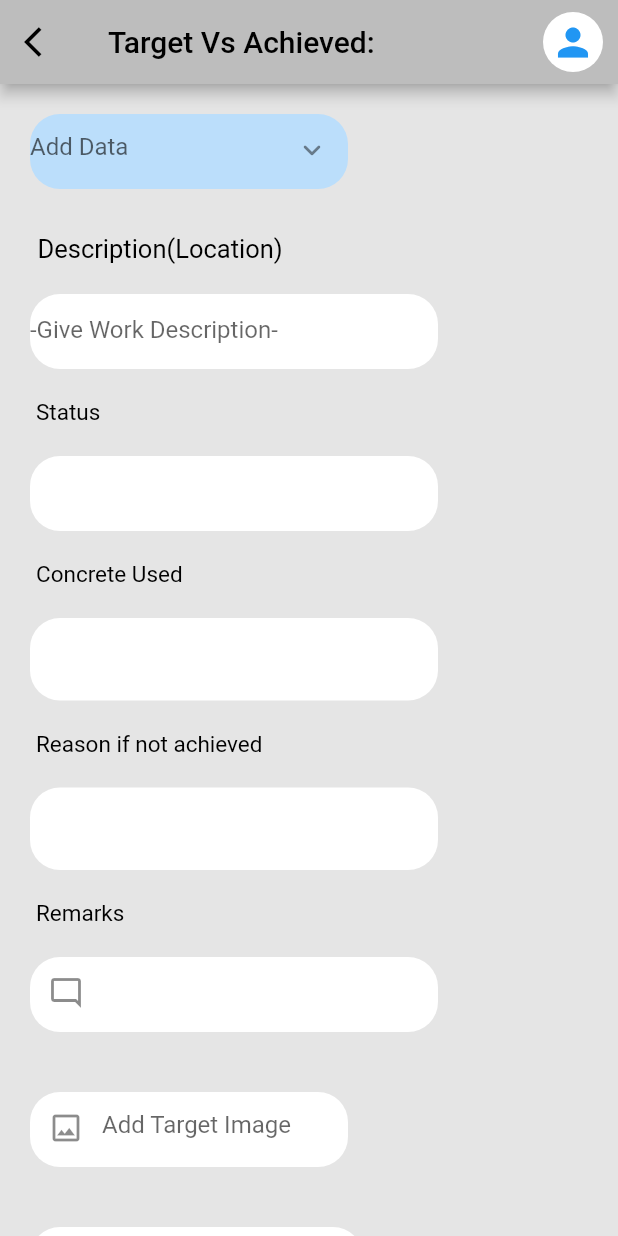
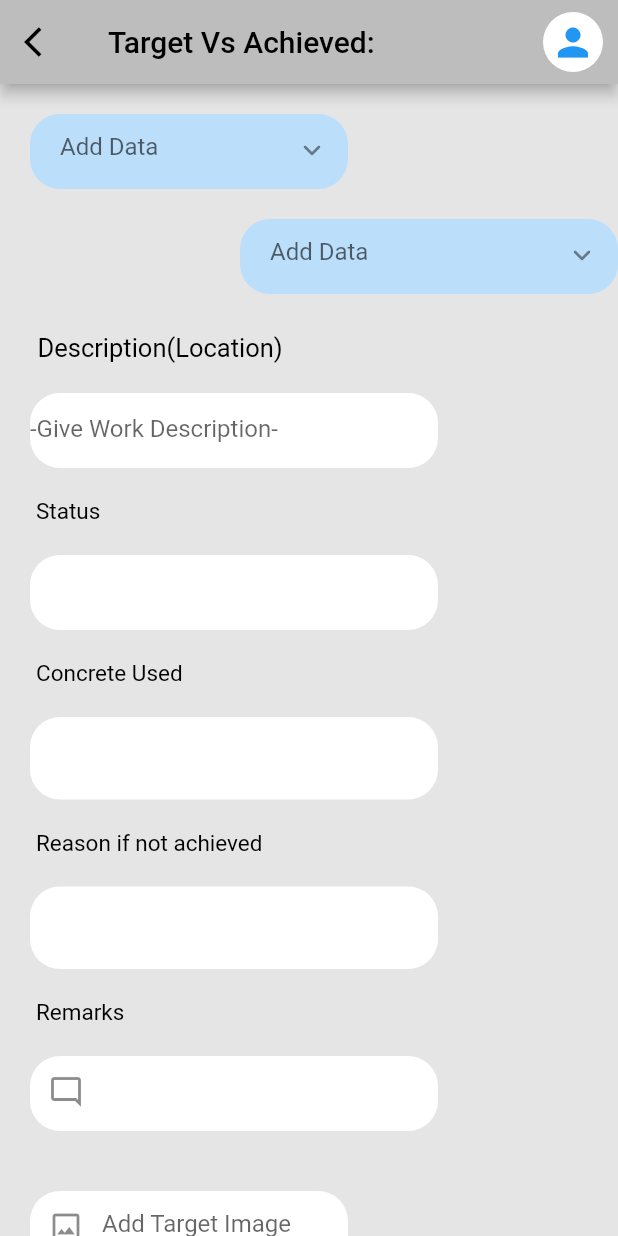
Before and after one commit to priyansh1211/4NerdyGuys, a Flutter app: the TargetVsAchieved screen opened directly, on a phone screen of 412 x 824 dp. Run offline on Flutter 3.47's test engine with Material 2 defaults, Android fonts, the light colour scheme and no system bars.

Commit message:
all reports created

```diff
--- a/lib/pages/TargetVsAchieved.dart
+++ b/lib/pages/TargetVsAchieved.dart
@@ -50,8 +50,28 @@ class _TargetVsAchievedState extends State<TargetVsAchieved> {
           Padding(
             padding: const EdgeInsets.all(20),
             child: Container(
+              padding: EdgeInsets.only(left: 20),
               height: 50,
               margin: const EdgeInsets.only(right: 160),
+              decoration: BoxDecoration(
+                color: Colors.blue.shade100,
+                borderRadius: BorderRadius.circular(20),
+              ),
+              child:  const TextField(
+                decoration: InputDecoration(
+                  border: InputBorder.none,
+                  suffixIcon: Icon(Icons.keyboard_arrow_down_rounded),
+                  hintText: 'Add Data',
+                ),
+              ),
+            ),
+          ),
+          Align(
+            alignment: Alignment.topRight,
+            child: Container(
+              padding: EdgeInsets.only(left: 20),
+              height: 50,
+              margin: const EdgeInsets.only(bottom: 16,left: 160),
               decoration: BoxDecoration(
                 color: Colors.blue.shade100,
                 borderRadius: BorderRadius.circular(20),
```
